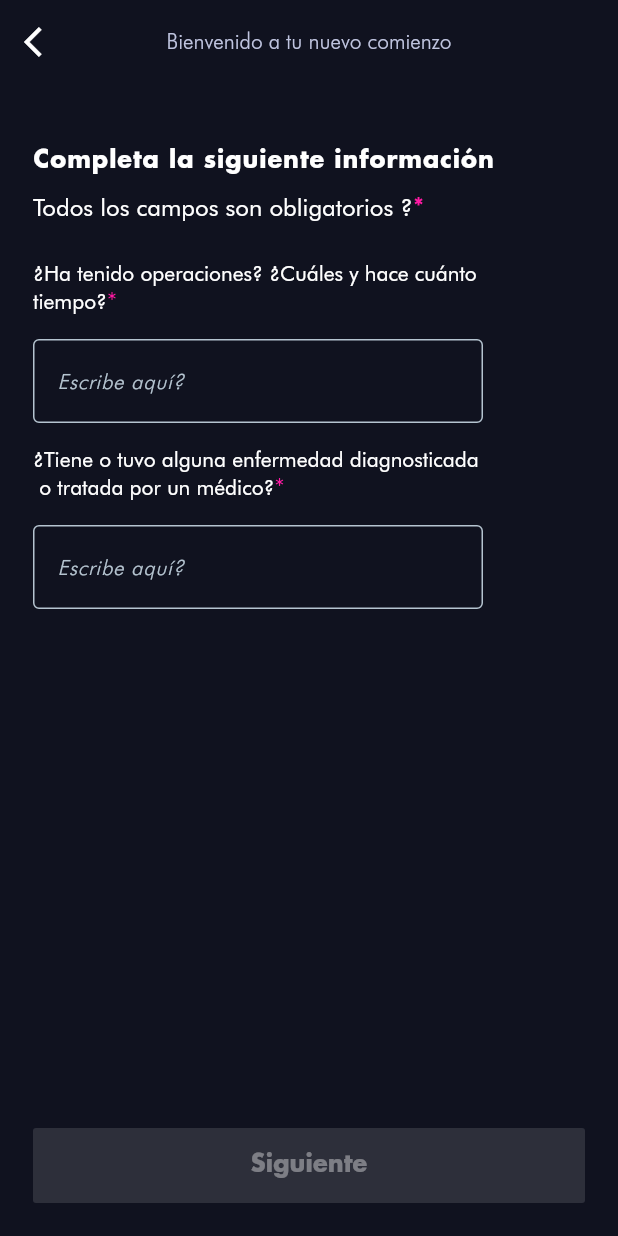
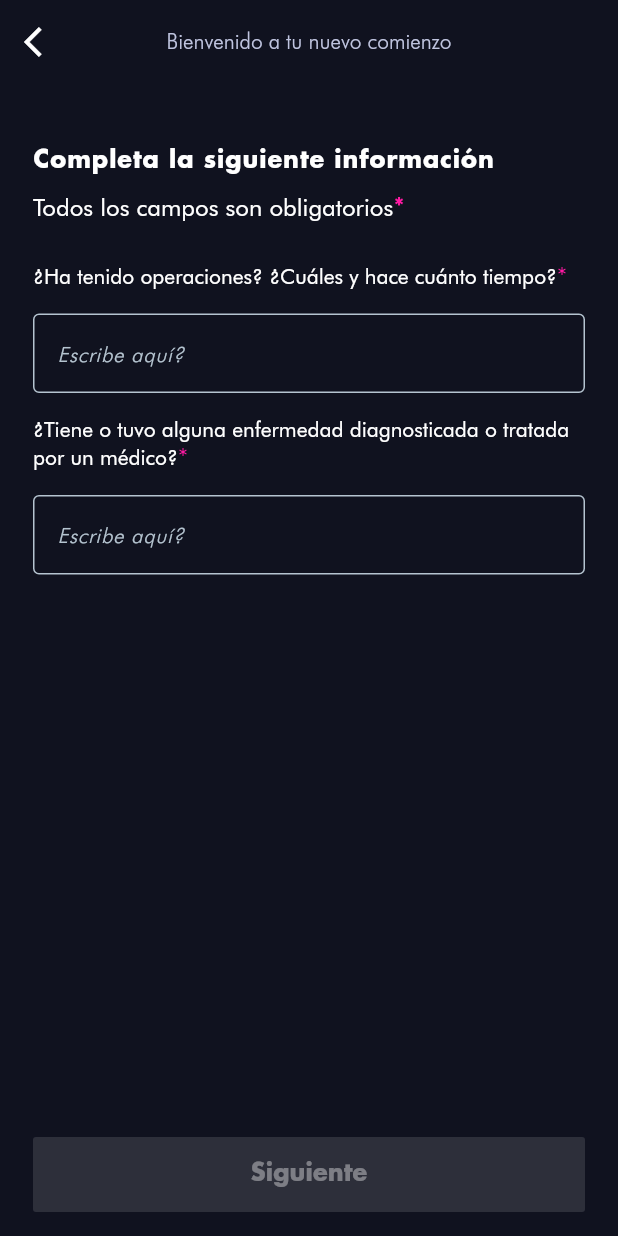
Before and after one commit to renteriajhony/anamnesis, a Flutter app: the screen it shows after launch, on a phone screen of 412 x 824 dp. Run offline on Flutter 3.47's test engine with Material 3 defaults, Android fonts, the phone set to English and light mode, and no system bars.

Commit message:
layout page2

```diff
--- a/lib/page/anamnesis_page.dart
+++ b/lib/page/anamnesis_page.dart
@@ -25,14 +25,19 @@ class AnamnesisPage extends StatelessWidget {
           style: Theme.of(context).appBarTheme.titleTextStyle,
         ),
       ),
-      body: Column(
-        children: [
-          Container(
-            width: double.infinity,
-            color: Theme.of(context).colorScheme.surface,
-            padding: EdgeInsets.only(left: 22, right: 22, top: 40),
-            child: Column(
-              crossAxisAlignment: CrossAxisAlignment.start,
+      floatingActionButton: Padding(
+        padding: const EdgeInsets.symmetric(horizontal: 22),
+        child: CustomPrimaryButton(
+          onPressed: () {
+            formProvider.navigateToNextStage();
+          },
+          text: 'Siguiente',
+        ),
+      ),
+      floatingActionButtonLocation: FloatingActionButtonLocation.centerFloat,
+      body: ListView(
+        shrinkWrap: true,
+        padding: const EdgeInsets.only(left: 22, right: 22, top: 40),
         children: [
           Text(
             'Completa la siguiente información',
@@ -47,7 +52,7 @@ class AnamnesisPage extends StatelessWidget {
           const SizedBox(height: 10),
           RichText(
             text: TextSpan(
-                    text: 'Todos los campos son obligatorios ?',
+              text: 'Todos los campos son obligatorios',
               style: TextStyle(
                 fontFamily: "Futura Bk BT",
                 fontSize: 16.0,
@@ -66,22 +71,7 @@ class AnamnesisPage extends StatelessWidget {
             ),
           ),
           const SizedBox(height: 25),
-                formProvider.currentPage == 0
-                    ? AnamnesisStep1()
-                    : AnamnesisStep2(),
-              ],
-            ),
-          ),
-          Spacer(),
-          Padding(
-            padding: const EdgeInsets.only(left: 22, right: 22, bottom: 22),
-            child: CustomPrimaryButton(
-              onPressed: () {
-                formProvider.navigateToNextStage();
-              },
-              text: 'Siguiente',
-            ),
-          ),
+          formProvider.currentPage == 0 ? AnamnesisStep1() : AnamnesisStep2(),
         ],
       ),
     );
--- a/lib/provider/form_provider.dart
+++ b/lib/provider/form_provider.dart
@@ -9,10 +9,31 @@ class FormProvider with ChangeNotifier {
     ..text = 'No';
   final TextEditingController toldController = TextEditingController()
     ..text = 'No';
+
+  GlobalKey<FormState> operationsFormKey = GlobalKey<FormState>();
+  GlobalKey<FormState> diseaseFormKey = GlobalKey<FormState>();
+
   int numPages = 2;
   int currentPage = 0;
   bool isPageValid = false;
   bool isNavegationDone = false;
+
+  List<Widget> listObserver = <Widget>[
+    Text('Si'),
+    Text('No'),
+  ];
+
+  final List<bool> selectedlistObserver = <bool>[false, true];
+  final List<bool> selectedlistObserver2 = <bool>[false, true];
+
+  void changeToggleSelectec(
+      int index, TextEditingController controller, List<bool> selectedlist) {
+    for (int i = 0; i < selectedlist.length; i++) {
+      selectedlist[i] = i == index;
+      controller.text = (listObserver[index] as Text).data ?? '';
+    }
+    notifyListeners();
+  }
 
   bool validateForm() {
     if (operationsController.text.isNotEmpty &&
@@ -22,8 +43,6 @@ class FormProvider with ChangeNotifier {
       isPageValid = false;
     }
     notifyListeners();
-    print('isPageValid: $isPageValid');
-
     return isPageValid;
   }
 
@@ -35,6 +54,7 @@ class FormProvider with ChangeNotifier {
           : isNavegationDone = false;
       notifyListeners();
     } else {
+      // Todo: Call result here!
       log('Result form', name: 'Show Resulht');
     }
   }
--- a/lib/screens/anamnesis_step1.dart
+++ b/lib/screens/anamnesis_step1.dart
@@ -16,7 +16,7 @@ class AnamnesisStep1 extends StatelessWidget {
         RichText(
           maxLines: 2,
           text: TextSpan(
-            text: '¿Ha tenido operaciones? ¿Cuáles y hace cuánto \ntiempo?',
+            text: '¿Ha tenido operaciones? ¿Cuáles y hace cuánto tiempo?',
             style: TextStyle(
               fontSize: 14,
               fontWeight: FontWeight.w400,
@@ -37,9 +37,9 @@ class AnamnesisStep1 extends StatelessWidget {
         SizedBox(
           height: 16,
         ),
-        SizedBox(
-          width: 300,
-          child: CustomEditText(controller: formProvider.operationsController),
+        CustomEditText(
+          controller: formProvider.operationsController,
+          key: formProvider.operationsFormKey,
         ),
         SizedBox(
           height: 16,
@@ -48,7 +48,7 @@ class AnamnesisStep1 extends StatelessWidget {
           maxLines: 2,
           text: TextSpan(
             text:
-                '¿Tiene o tuvo alguna enfermedad diagnosticada\n o tratada por un médico?',
+                '¿Tiene o tuvo alguna enfermedad diagnosticada o tratada por un médico?',
             style: TextStyle(
               fontSize: 14,
               fontWeight: FontWeight.w400,
@@ -69,9 +69,9 @@ class AnamnesisStep1 extends StatelessWidget {
         SizedBox(
           height: 16,
         ),
-        SizedBox(
-          width: 300,
-          child: CustomEditText(controller: formProvider.diseaseController),
+        CustomEditText(
+          controller: formProvider.diseaseController,
+          key: formProvider.diseaseFormKey,
         ),
       ],
     );
--- a/lib/tokens/custom_colors.dart
+++ b/lib/tokens/custom_colors.dart
@@ -2,4 +2,6 @@ import 'package:flutter/material.dart';
 
 class CustomColors {
   static const Color disableButtonColor = Color(0xFF585853);
+  static const Color backgroundToggleColor = Color(0xFF141728);
+  static const Color toggleSelectedColor = Color(0xFF038BED);
 }
--- a/lib/widgets/custom_edit_text.dart
+++ b/lib/widgets/custom_edit_text.dart
@@ -11,12 +11,22 @@ class CustomEditText extends StatelessWidget {
   @override
   Widget build(BuildContext context) {
     final formProvider = Provider.of<FormProvider>(context, listen: false);
-    return TextField(
+    return SizedBox(
+      width: double.infinity,
+      child: TextField(
         maxLines: 1,
         controller: controller,
         onChanged: (value) {
           formProvider.validateForm();
         },
+        textInputAction: TextInputAction.next,
+        style: TextStyle(
+          fontSize: 14,
+          fontWeight: FontWeight.normal,
+          fontStyle: FontStyle.normal,
+          fontFamily: 'Futura Lt BT',
+          color: Colors.white,
+        ),
         decoration: InputDecoration(
           enabledBorder: OutlineInputBorder(
             borderSide: BorderSide(
@@ -37,6 +47,7 @@ class CustomEditText extends StatelessWidget {
           border: OutlineInputBorder(),
           fillColor: Colors.red,
         ),
+      ),
     );
   }
 }
```
Also changed, not shown: lib/screens/anamnesis_step2.dart (+9 -9 lines), lib/widgets/custom_toggle_button.dart (+34 -0 lines). Lines whose indentation alone changed are shown as unchanged.
